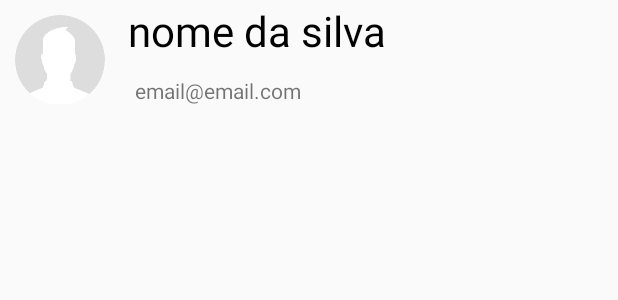
After one commit to clsilv89/BeTheHero, an Android app: the layout contact_item_rv.xml on its own in the app's theme, with its tools: preview values and no code run, on a phone screen of 412 x 824 dp. The commit adds this screen. Shown: the top 300 px of the screen. Run offline under Robolectric (Android 15) with nearby library versions, the phone set to English and light mode, and no system bars.

Commit message:
layout lista de contatos

```diff
--- a/app/src/main/java/com/caiosilva/myapplication/model/User.kt
+++ b/app/src/main/java/com/caiosilva/myapplication/model/User.kt
@@ -12,7 +12,6 @@ class User {
     var email: String? = null
     @get:Exclude
     var password: String? = null
-    @get:Exclude
     var id: String? = null
     var photo: String? = null
 
--- /dev/null
+++ b/app/src/main/res/layout/contact_item_rv.xml
@@ -0,0 +1,42 @@
+<?xml version="1.0" encoding="utf-8"?>
+<LinearLayout xmlns:android="http://schemas.android.com/apk/res/android"
+    android:layout_width="match_parent"
+    android:layout_height="80dp"
+    android:orientation="horizontal">
+
+    <de.hdodenhof.circleimageview.CircleImageView
+        android:id="@+id/contact_list_profile_iv"
+        android:layout_marginLeft="10dp"
+        android:layout_width="60dp"
+        android:layout_height="60dp"
+        android:layout_gravity="center_vertical"
+        android:src="@drawable/default_avatar_png" />
+
+    <LinearLayout
+        android:layout_width="match_parent"
+        android:layout_height="match_parent"
+        android:orientation="vertical">
+
+        <TextView
+            android:id="@+id/contact_list_profile_tv"
+            android:layout_width="match_parent"
+            android:layout_height="wrap_content"
+            android:layout_weight="1"
+            android:gravity="center_vertical"
+            android:paddingLeft="15dp"
+            android:text="nome da silva"
+            android:textColor="@color/black"
+            android:textSize="28sp" />
+
+        <TextView
+            android:id="@+id/contact_list_email_tv"
+            android:layout_width="match_parent"
+            android:layout_height="wrap_content"
+            android:layout_marginLeft="10dp"
+            android:padding="10dp"
+            android:text="email@email.com" />
+
+    </LinearLayout>
+
+
+</LinearLayout>
```
Also changed, not shown: app/build.gradle (+6 -3 lines), app/src/main/java/com/caiosilva/myapplication/activity/SettingsActivity.kt (+5 -3 lines), app/src/main/java/com/caiosilva/myapplication/adapter/ContactsAdapter.kt (added, +53 -0 lines), app/src/main/java/com/caiosilva/myapplication/fragments/ContactsFragment.kt (+62 -11 lines), app/src/main/res/layout/fragment_contacts.xml (+3 -4 lines).
